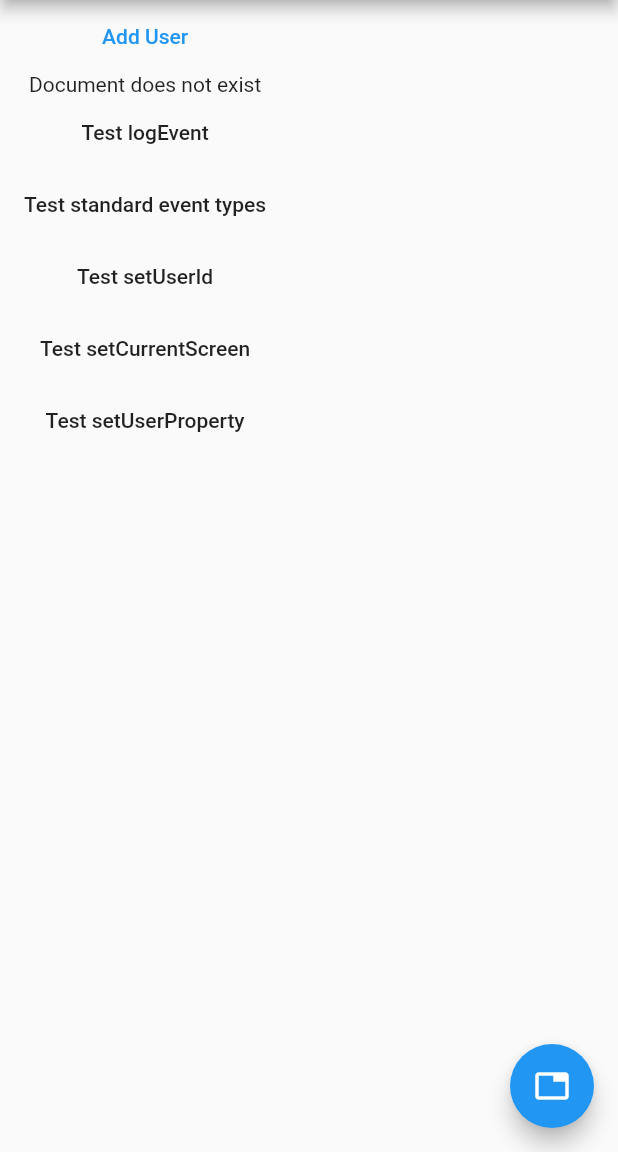
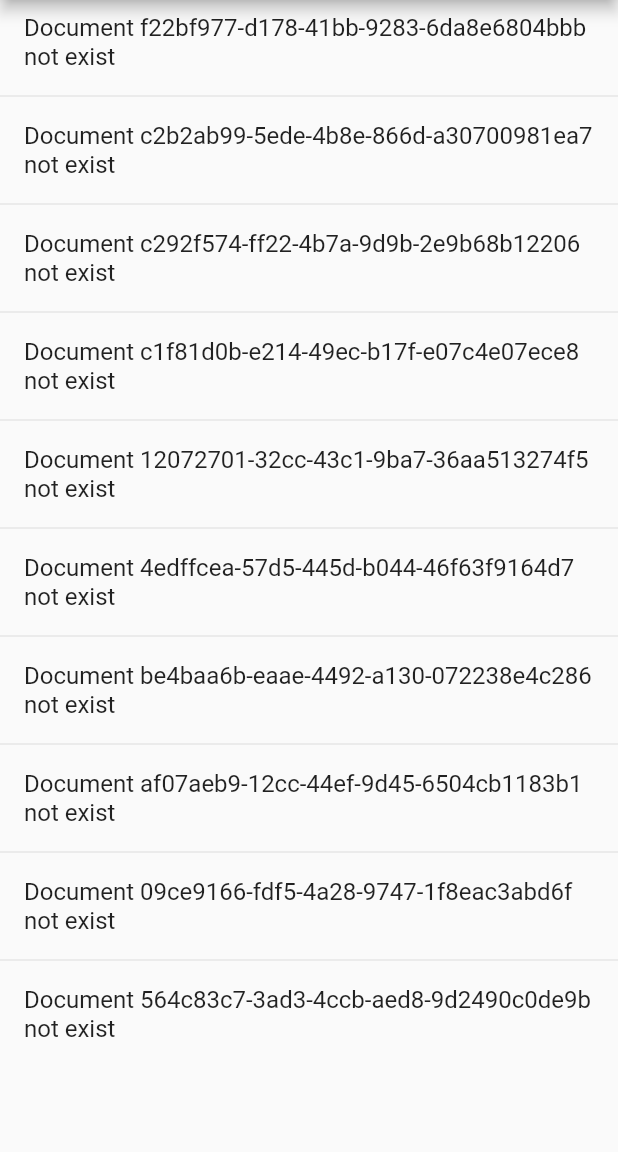
Before and after one commit to neiljaywarner/hope_admin, a Flutter app: the screen it shows after launch, on a phone screen of 412 x 824 dp, the part 84-1236 px from its top. Run offline on Flutter 3.47's test engine with Material 2 defaults, Android fonts, the phone set to English and light mode, and no system bars; our stand-ins replace cloud_firestore, firebase_analytics, firebase_core; accounts and stored records are empty.

Commit message:
event groups names show

```diff
--- /dev/null
+++ b/lib/events/get_eventgroup_name.dart
@@ -0,0 +1,70 @@
+import 'package:flutter/material.dart';
+
+// Import the firebase_core and cloud_firestore plugin
+import 'package:firebase_core/firebase_core.dart';
+import 'package:cloud_firestore/cloud_firestore.dart';
+
+class GetEventGroupNames extends StatefulWidget {
+  @override
+  _GetEventGroupNamesState createState() => _GetEventGroupNamesState();
+}
+
+class _GetEventGroupNamesState extends State<GetEventGroupNames> {
+  @override
+  Widget build(BuildContext context) {
+    int itemCount = eventGroupIds.length;
+    return ListView.separated(
+        itemBuilder: (BuildContext context, int index) {
+           return ListTile(
+             title: GetEventGroupName(eventGroupIds[index]),
+           );
+         },
+        separatorBuilder: (BuildContext context, int index) => Divider(),
+        itemCount: itemCount);
+  }
+}
+
+class GetEventGroupName extends StatelessWidget {
+  final String documentId;
+
+  GetEventGroupName(this.documentId);
+
+  @override
+  Widget build(BuildContext context) {
+    CollectionReference users = FirebaseFirestore.instance.collection('events_test_batch');
+
+    return FutureBuilder<DocumentSnapshot>(
+      future: users.doc(documentId).get(),
+      builder:
+          (BuildContext context, AsyncSnapshot<DocumentSnapshot> snapshot) {
+
+        if (snapshot.hasError) {
+          return Text("Something went wrong");
+        }
+
+        if (snapshot.hasData && !snapshot.data!.exists) {
+          return Text("Document $documentId not exist");
+        }
+
+        if (snapshot.connectionState == ConnectionState.done) {
+          Map<String, dynamic> data = snapshot.data!.data()!;
+          return Text("Event Group Name: ${data['Name']} ");
+        }
+
+        return Text("loading");
+      },
+    );
+  }
+}
+// this still isn't quite public, and it's obscure
+
+List<String> eventGroupIds = ["f22bf977-d178-41bb-9283-6da8e6804bbb",
+    "c2b2ab99-5ede-4b8e-866d-a30700981ea7",
+    "c292f574-ff22-4b7a-9d9b-2e9b68b12206",
+    "c1f81d0b-e214-49ec-b17f-e07c4e07ece8",
+        "12072701-32cc-43c1-9ba7-36aa513274f5",
+    "4edffcea-57d5-445d-b044-46f63f9164d7",
+    "be4baa6b-eaae-4492-a130-072238e4c286",
+    "af07aeb9-12cc-44ef-9d45-6504cb1183b1",
+    "09ce9166-fdf5-4a28-9747-1f8eac3abd6f",
+    "564c83c7-3ad3-4ccb-aed8-9d2490c0de9b"];
--- a/lib/main.dart
+++ b/lib/main.dart
@@ -12,6 +12,7 @@ import 'package:firebase_analytics/firebase_analytics.dart';
 import 'package:firebase_analytics/observer.dart';
 import 'package:hope_admin/cloudfirestore_demo/add_user.dart';
 
+import 'events/get_eventgroup_name.dart';
 import 'tabs_page.dart';
 import 'package:cloud_firestore/cloud_firestore.dart';
 
@@ -296,44 +297,6 @@ class _MyHomePageState extends State<MyHomePage> {
       appBar: AppBar(
         title: Text(widget.title),
       ),
-      body: Column(
-        children: <Widget>[
-          AddUser("Paul", "hope", 12),
-          GetUserName("HXyk9HeB4p8ZyotmYFW6"),
-          MaterialButton(
-            onPressed: _sendAnalyticsEvent,
-            child: const Text('Test logEvent'),
-          ),
-          MaterialButton(
-            onPressed: _testAllEventTypes,
-            child: const Text('Test standard event types'),
-          ),
-          MaterialButton(
-            onPressed: _testSetUserId,
-            child: const Text('Test setUserId'),
-          ),
-          MaterialButton(
-            onPressed: _testSetCurrentScreen,
-            child: const Text('Test setCurrentScreen'),
-          ),
-          MaterialButton(
-            onPressed: _testSetUserProperty,
-            child: const Text('Test setUserProperty'),
-          ),
-          Text(_message,
-              style: const TextStyle(color: Color.fromARGB(255, 0, 155, 0))),
-        ],
-      ),
-      floatingActionButton: FloatingActionButton(
-        onPressed: () {
-          Navigator.of(context).push(MaterialPageRoute<TabsPage>(
-              settings: const RouteSettings(name: TabsPage.routeName),
-              builder: (BuildContext context) {
-                return TabsPage(widget.observer);
-              }));
-        },
-        child: const Icon(Icons.tab),
-      ),
-    );
+      body: GetEventGroupNames());
   }
 }
```
